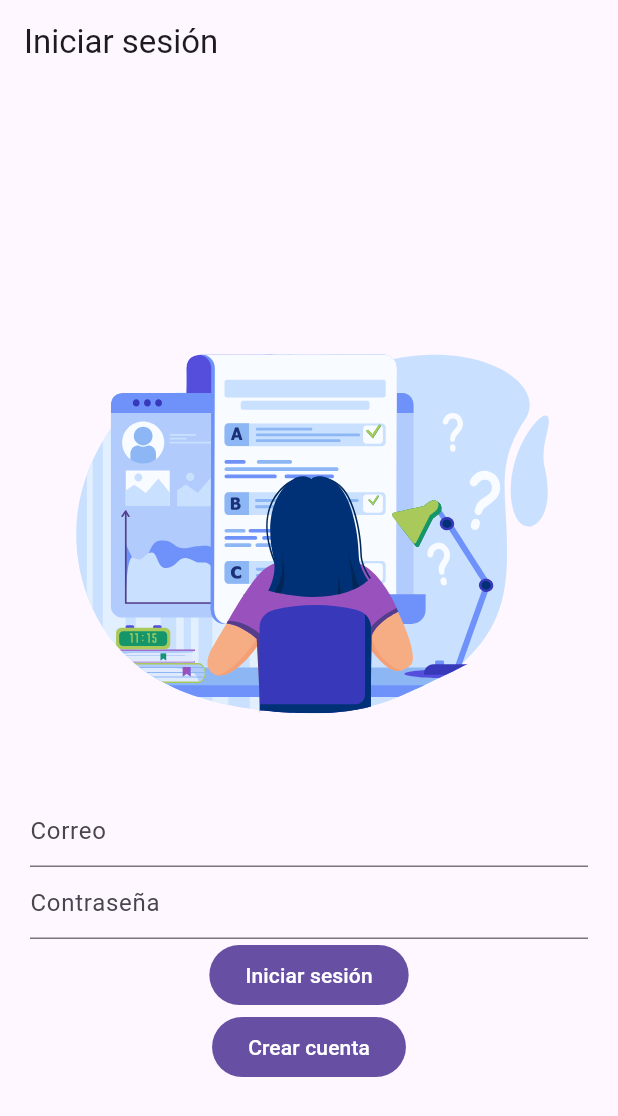
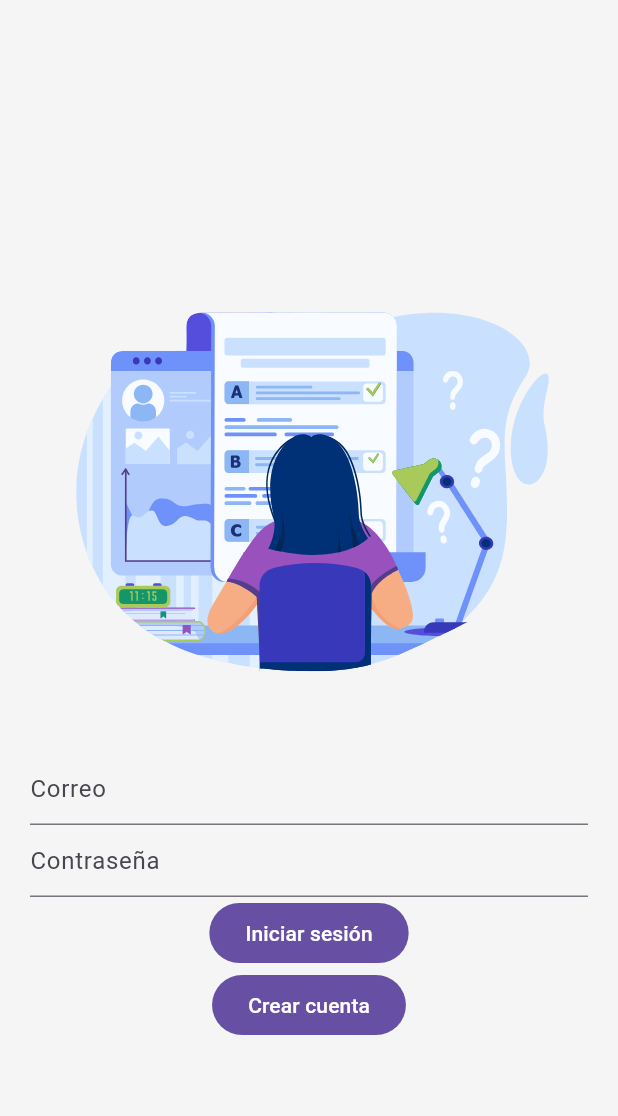
Before and after one commit to MoiBeta/Auto-Admin-App, a Flutter app: the LoginScreen screen opened by its route, on a phone screen of 412 x 824 dp. Shown: the top 1116 px of the screen. Run offline on Flutter 3.47's test engine with Material 3 defaults, Android fonts, the phone set to English and light mode, and no system bars; our stand-ins replace cloud_firestore, firebase_auth, firebase_core, flutter_riverpod, go_router, lottie and 1 more; accounts and stored records are empty; generated files the repository leaves out were written again.

Commit message:
Small fixes made.

```diff
--- a/lib/presentation/auth/login_screen.dart
+++ b/lib/presentation/auth/login_screen.dart
@@ -12,9 +12,7 @@ class LoginScreen extends ConsumerWidget {
   Widget build(BuildContext context, WidgetRef ref) {
     AuthNotifier authNotifier = ref.read(authNotifierProvider.notifier);
     return Scaffold(
-      appBar: AppBar(
-        title: Text('Iniciar sesión'),
-      ),
+      backgroundColor: Color(0xFFF5F5F5),
       body: Padding(
         padding: const EdgeInsets.symmetric(
           horizontal: 20,
@@ -47,10 +45,10 @@ class LoginScreen extends ConsumerWidget {
               child: Text('Iniciar sesión'),
             ),
             FilledButton(
-                onPressed: () async {
-                  context.pushReplacementNamed(Routes.register);
-                },
-                child: Text('Crear cuenta'),
+              onPressed: () async {
+                context.pushReplacementNamed(Routes.register);
+              },
+              child: Text('Crear cuenta'),
             ),
           ],
         ),
```
